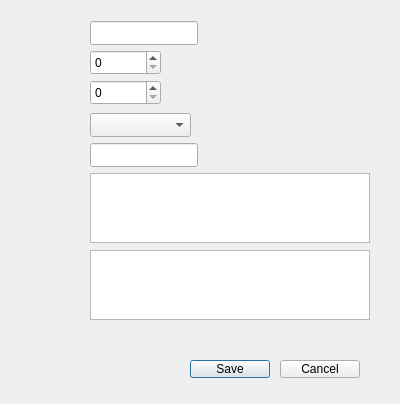
First picture: the form in AddTripDialog.ui, repository oppaii230205/travel-agency-management, before the edit.
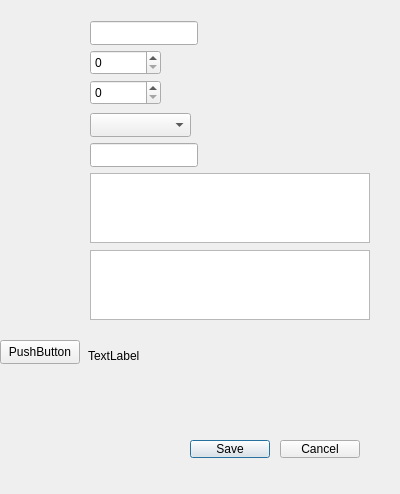
Second picture: the form after the edit.

Commit message: Add images for TripCard and image upload functionality for AddTrip

```diff
--- a/AddTripDialog.ui
+++ b/AddTripDialog.ui
@@ -7,7 +7,7 @@
     <x>0</x>
     <y>0</y>
     <width>400</width>
-    <height>404</height>
+    <height>494</height>
    </rect>
   </property>
   <property name="windowTitle">
@@ -17,7 +17,7 @@
    <property name="geometry">
     <rect>
      <x>190</x>
-     <y>360</y>
+     <y>440</y>
      <width>80</width>
      <height>18</height>
     </rect>
@@ -30,7 +30,7 @@
    <property name="geometry">
     <rect>
      <x>280</x>
-     <y>360</y>
+     <y>440</y>
      <width>80</width>
      <height>18</height>
     </rect>
@@ -109,6 +109,32 @@
     </rect>
    </property>
   </widget>
+  <widget class="QLabel" name="labelImage">
+   <property name="geometry">
+    <rect>
+     <x>88</x>
+     <y>340</y>
+     <width>281</width>
+     <height>31</height>
+    </rect>
+   </property>
+   <property name="text">
+    <string>TextLabel</string>
+   </property>
+  </widget>
+  <widget class="QPushButton" name="btnChooseImage">
+   <property name="geometry">
+    <rect>
+     <x>0</x>
+     <y>340</y>
+     <width>80</width>
+     <height>24</height>
+    </rect>
+   </property>
+   <property name="text">
+    <string>PushButton</string>
+   </property>
+  </widget>
  </widget>
  <resources/>
  <connections/>
```
The commit also changes 16 other files.
